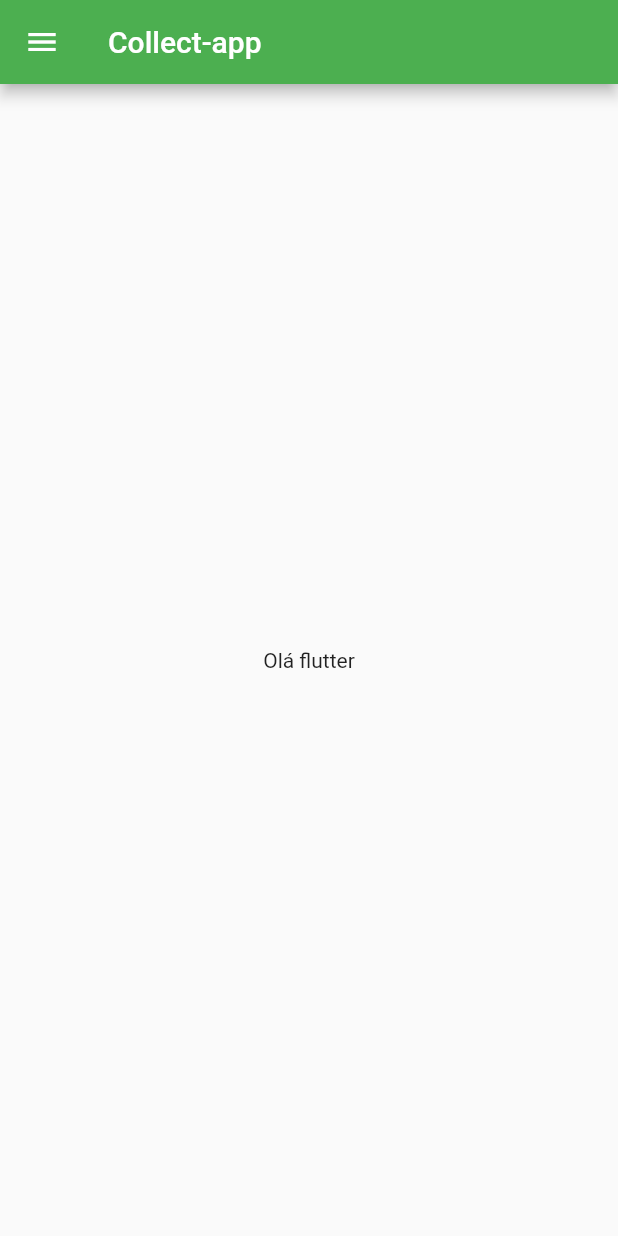
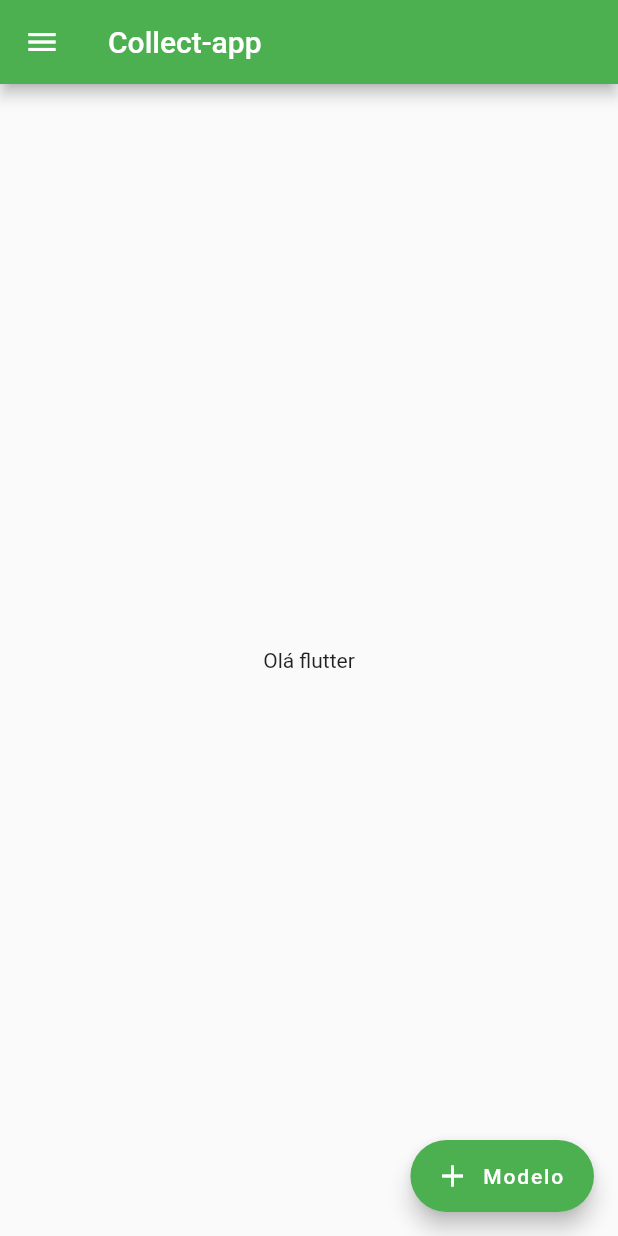
Before and after one commit to ggarber42/tcc-collect-app, a Flutter app: the screen it shows after launch, on a phone screen of 412 x 824 dp. Run offline on Flutter 3.47's test engine with Material 2 defaults, Android fonts, the phone set to English and light mode, and no system bars.

Commit message:
feat(ui): form model screen

```diff
--- a/lib/main.dart
+++ b/lib/main.dart
@@ -1,34 +1,23 @@
 import 'package:flutter/material.dart';
 
-import './widgets/app_drawer.dart';
+import '../screens/models_screen.dart';
 
 void main() {
   runApp(MyApp());
 }
 
 class MyApp extends StatelessWidget {
-  static const _appTitle = 'Collect-app';
+  static const appTitle = 'Collect-app';
 
   @override
   Widget build(BuildContext context) {
     return MaterialApp(
       debugShowCheckedModeBanner: false,
-      title: _appTitle,
+      title: appTitle,
       theme: ThemeData(
         primarySwatch: Colors.green,
       ),
-      home: Scaffold(
-        appBar: AppBar(
-          title: Text(_appTitle),
-        ),
-        body: Center(
-          child: Column(
-            mainAxisAlignment: MainAxisAlignment.center,
-            children: [Text('Olá flutter')],
-          ),
-        ),
-        drawer: AppDrawer(),
-      ),
+      home: ModelsScreen(appTitle)
     );
   }
 }
--- /dev/null
+++ b/lib/screens/models_screen.dart
@@ -0,0 +1,37 @@
+import 'package:flutter/material.dart';
+
+import '../widgets/app_drawer.dart';
+
+class ModelsScreen extends StatefulWidget {
+  final String appTitle;
+
+  ModelsScreen(this.appTitle);
+
+  @override
+  State<ModelsScreen> createState() => _ModelsScreenState();
+}
+
+class _ModelsScreenState extends State<ModelsScreen> {
+  @override
+  Widget build(BuildContext context) {
+    return Scaffold(
+      appBar: AppBar(
+        title: Text(widget.appTitle),
+      ),
+      body: Center(
+        child: Column(
+          mainAxisAlignment: MainAxisAlignment.center,
+          children: [Text('Olá flutter')],
+        ),
+      ),
+      drawer: AppDrawer(),
+      floatingActionButton: FloatingActionButton.extended(
+        label: Text("Modelo"),
+        icon: Icon(Icons.add),
+        onPressed: () {
+          print('kkkk');
+        },
+      ),
+    );
+  }
+}
```
